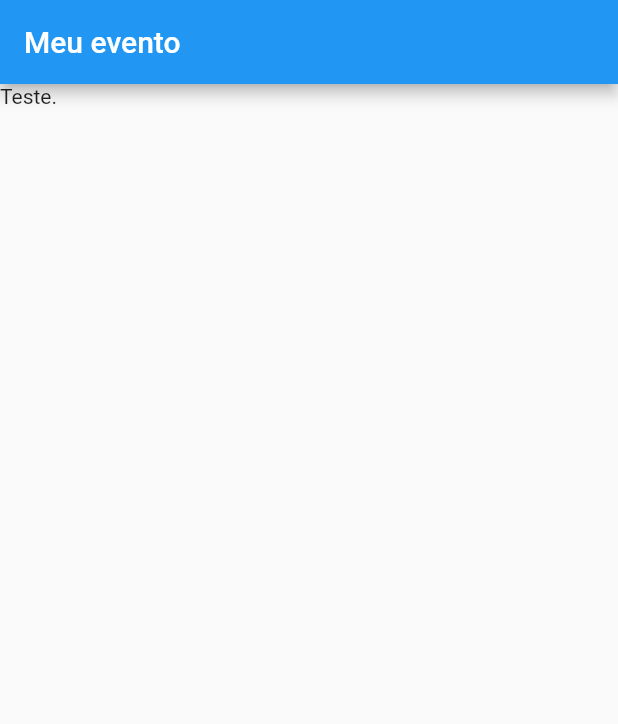
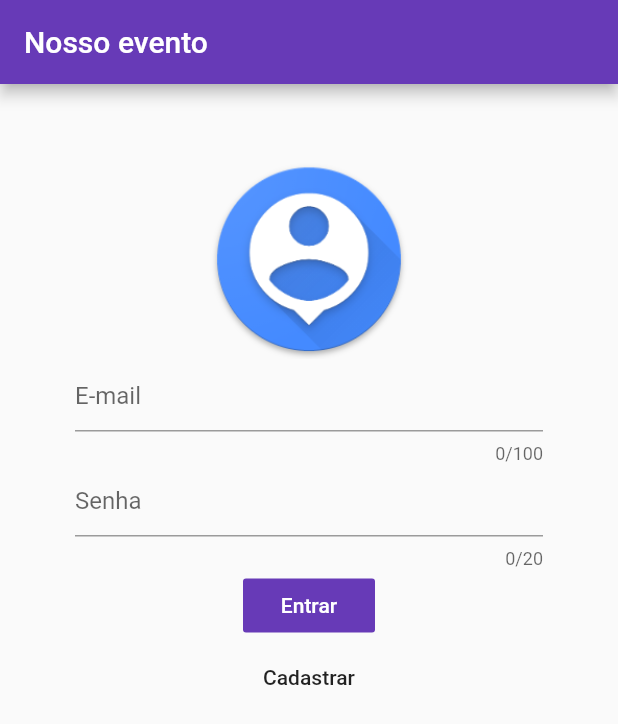
Before and after one commit to rumbleh/evento_app, a Flutter app: the screen it shows after launch, on a phone screen of 412 x 824 dp. Shown: the top 724 px of the screen. Run offline on Flutter 3.47's test engine with Material 2 defaults, Android fonts, the phone set to English and light mode, and no system bars.

Commit message:
Implementação das telas de cadastro e login.

```diff
--- a/lib/main.dart
+++ b/lib/main.dart
@@ -1,6 +1,5 @@
 import 'package:evento_app/view/event_app.dart';
 import 'package:flutter/material.dart';
-import 'package:evento_app/view/event_app.dart';
 
 void main() {
   runApp(EventApp());
--- a/lib/view/login_screen.dart
+++ b/lib/view/login_screen.dart
@@ -1,3 +1,5 @@
+import 'package:evento_app/view/event_screen.dart';
+import 'package:evento_app/view/signup_screen.dart';
 import 'package:flutter/material.dart';
 
 class LoginScreen extends StatefulWidget {
@@ -6,13 +8,78 @@ class LoginScreen extends StatefulWidget {
 }
 
 class _LoginScreenState extends State<LoginScreen> {
+  final TextEditingController _email = new TextEditingController();
+  final TextEditingController _senha = new TextEditingController();
   @override
   Widget build(BuildContext context) {
     return Scaffold(
       appBar: AppBar(
-        title: Text("Meu evento"),
+        title: Text(
+          "Nosso evento",
+          style: TextStyle(color: Colors.white),
+        ),
+        backgroundColor: Colors.deepPurple,
       ),
-      body: Text("Teste."),
+      body: SafeArea(
+          child: Padding(
+        padding: const EdgeInsets.all(50.0),
+        child: Container(
+          child: Form(
+              child: Column(
+            children: [
+              Flexible(
+                flex: 1,
+                child: Image.asset(
+                  "assets/images/logo.png",
+                  width: 150.0,
+                  height: 150.0,
+                ),
+              ),
+              Flexible(
+                child: TextFormField(
+                  maxLength: 100,
+                  decoration: InputDecoration(hintText: "E-mail"),
+                  validator: (val) => val == "" ? val : null,
+                  controller: _email,
+                  keyboardType: TextInputType.emailAddress,
+                ),
+              ),
+              Flexible(
+                child: TextFormField(
+                  maxLength: 20,
+                  obscureText: true,
+                  decoration: InputDecoration(hintText: "Senha"),
+                  validator: (val) => val == "" ? val : null,
+                  controller: _senha,
+                  keyboardType: TextInputType.text,
+                ),
+              ),
+              Flexible(
+                  child: FlatButton(
+                color: Colors.deepPurple,
+                onPressed: (){
+                  _login(context);
+                },
+                child: Text(
+                  "Entrar",
+                  style: TextStyle(color: Colors.white),
+                ),
+              )),
+              Flexible(
+                  child: FlatButton(
+                      child: Text("Cadastrar"),
+                      onPressed: () {
+                        Navigator.of(context).push(MaterialPageRoute(
+                            builder: (BuildContext context) => SignupScreen()));
+                      }))
+            ],
+          )),
+        ),
+      )),
     );
   }
+
+  void _login(BuildContext context) {
+    Navigator.of(context).push(MaterialPageRoute(builder: (BuildContext context) => EventScreen()));
+  }
 }
--- a/lib/view/signup.dart
+++ /dev/null
@@ -1,13 +0,0 @@
-import 'package:flutter/material.dart';
-
-class LoginScreen extends StatefulWidget {
-  @override
-  _LoginScreenState createState() => _LoginScreenState();
-}
-
-class _LoginScreenState extends State<LoginScreen> {
-  @override
-  Widget build(BuildContext context) {
-    return Container();
-  }
-}
```
Also changed, not shown: lib/view/signup_screen.dart (added, +82 -0 lines), pubspec.yaml (+3 -5 lines), assets/images/logo.png (added), 1 other file.
